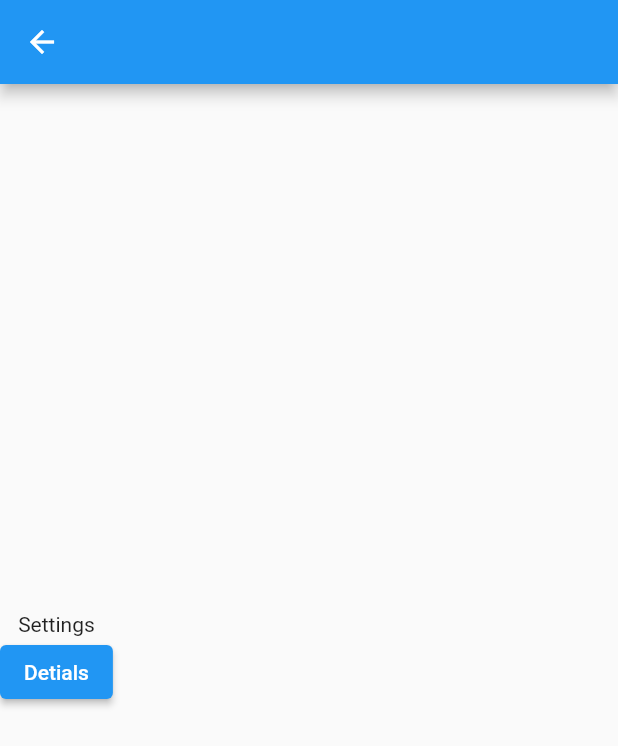
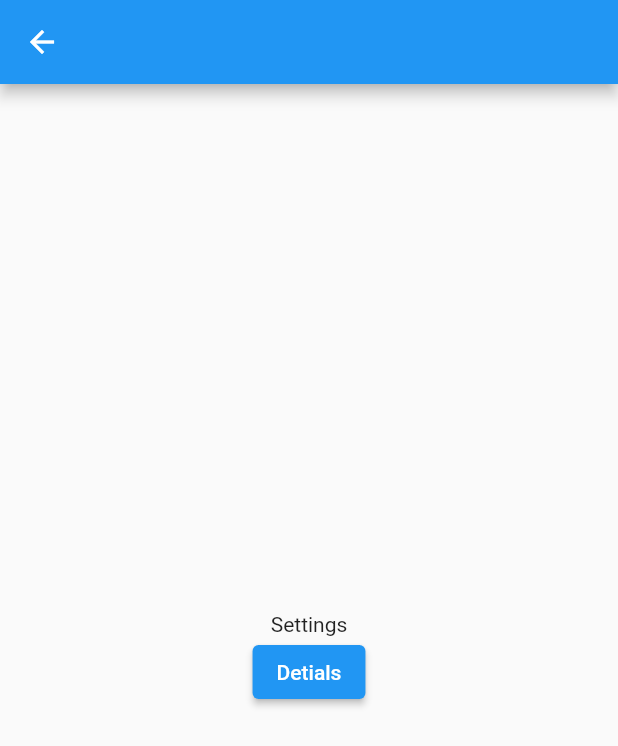
Before and after one commit to kaushalkdev/flutter_navigator_2.0, a Flutter app: the screen it shows after launch, after a tap on "Navigate", on a phone screen of 412 x 824 dp. Shown: the top 746 px of the screen. Run offline on Flutter 3.47's test engine with Material 2 defaults, Android fonts, the phone set to English and light mode, and no system bars.

Commit message:
modified code with app delegatge

```diff
--- a/lib/main.dart
+++ b/lib/main.dart
@@ -1,5 +1,11 @@
+import 'package:test_navigation/src/core/routes/router_delegate.dart';
+
 import 'src/exports.dart';
 
 void main() {
-  runApp(NavigatorApp());
+  final navigationKey = GlobalKey<NavigatorState>();
+  final appRouteDelegate = AppRouteDetegate(navigationKey);
+  runApp(
+    NavigatorApp(appRouteDelegate),
+  );
 }
--- a/lib/src/app.dart
+++ b/lib/src/app.dart
@@ -1,73 +1,24 @@
-import 'package:test_navigation/src/feature/detail/presentation/details.dart';
-import 'package:test_navigation/src/feature/settings/presentation/settings.dart';
+import 'package:test_navigation/src/core/routes/router_delegate.dart';
 
 import 'exports.dart';
 
-class NavigatorApp extends StatefulWidget {
-  // This widget is the root of your application.
-  @override
-  _NavigatorAppState createState() => _NavigatorAppState();
-}
+class NavigatorApp extends StatelessWidget {
+  final AppRouteDetegate _routeDelegate;
 
-class _NavigatorAppState extends State<NavigatorApp> {
-  String? page;
-
-  bool isSettingsPage = false;
-  bool isDetialScreen = false;
-
+  const NavigatorApp(
+    this._routeDelegate, {
+    Key? key,
+  }) : super(key: key);
   @override
   Widget build(BuildContext context) {
     return MaterialApp(
       title: 'Flutter Demo',
-      theme: ThemeData(
-        primarySwatch: Colors.blue,
-      ),
-      home: Navigator(
-        pages: [
-          MaterialPage(
-            key: ValueKey('HomePage'),
-            child: HomePage(
-              onTap: _handleOnTap,
-            ),
-          ),
-          if (isSettingsPage)
-            MaterialPage(
-              key: ValueKey('SettingsPage'),
-              child: SettingsPage(
-                onTap: _handleOnTap,
-              ),
-            ),
-          if (isDetialScreen)
-            MaterialPage(
-              key: ValueKey('Details'),
-              child: DetailsPage(),
-            ),
-        ],
-        onPopPage: (route, result) {
-          print(page);
-          if (!route.didPop(result)) return false;
-          if (page == 'Settings') {
-            isSettingsPage = false;
-          } else if (page == 'Details') {
-            isDetialScreen = false;
-            page = 'Settings';
-          }
-
-          setState(() {});
-          return true;
-        },
+      theme: ThemeData(primarySwatch: Colors.blue),
+      debugShowCheckedModeBanner: false,
+      home: Router(
+        routerDelegate: _routeDelegate,
+        backButtonDispatcher: RootBackButtonDispatcher(),
       ),
     );
   }
-
-  void _handleOnTap(String? value) {
-    if (value == 'Settings') {
-      isSettingsPage = true;
-    } else if (value == 'Details') {
-      isDetialScreen = true;
-    }
-
-    page = value;
-    setState(() {});
-  }
 }
--- /dev/null
+++ b/lib/src/core/routes/router_delegate.dart
@@ -0,0 +1,61 @@
+import 'package:test_navigation/src/exports.dart';
+import 'package:test_navigation/src/feature/detail/presentation/details.dart';
+import 'package:test_navigation/src/feature/settings/presentation/settings.dart';
+
+class AppRouteDetegate extends RouterDelegate
+    with ChangeNotifier, PopNavigatorRouterDelegateMixin {
+  final GlobalKey<NavigatorState> _navigatorKey;
+  AppRouteDetegate(this._navigatorKey);
+  String? page;
+  bool? isDetailPage = false;
+  bool? isSettingsPage = false;
+  @override
+  Widget build(BuildContext context) {
+    return Navigator(
+      key: _navigatorKey,
+      pages: [
+        MaterialPage(child: HomePage(onTap: _handleRouting)),
+        if (isSettingsPage!)
+          MaterialPage(child: SettingsPage(onTap: _handleRouting)),
+        if (isDetailPage!) MaterialPage(child: DetailsPage()),
+      ],
+      onPopPage: (route, result) {
+        print(page);
+        if (!route.didPop(result)) return false;
+        if (page == 'Settings') {
+          isSettingsPage = false;
+        }
+        if (page == 'Details') {
+          isSettingsPage = true;
+          isDetailPage = false;
+          page = 'Settings';
+        }
+        notifyListeners();
+        return true;
+      },
+    );
+  }
+
+  @override
+  GlobalKey<NavigatorState>? get navigatorKey => _navigatorKey;
+
+  @override
+  Future<void> setNewRoutePath(configuration) async {
+    {
+      print("TODO");
+    }
+  }
+
+  void _handleRouting(String? value) {
+    if (value == 'Settings') {
+      page = value;
+      isSettingsPage = true;
+    }
+    if (value == 'Details') {
+      page = value;
+      isDetailPage = true;
+      isSettingsPage = false;
+    }
+    notifyListeners();
+  }
+}
--- a/lib/src/feature/settings/presentation/settings.dart
+++ b/lib/src/feature/settings/presentation/settings.dart
@@ -16,9 +16,9 @@ class _SettingsPageState extends State<SettingsPage> {
   Widget build(BuildContext context) {
     return Scaffold(
       appBar: AppBar(),
-      body: Column(
+      body: Center(
+        child: Column(
           mainAxisAlignment: MainAxisAlignment.center,
-        crossAxisAlignment: CrossAxisAlignment.center,
           children: [
             Container(
               child: Text("Settings"),
@@ -29,6 +29,7 @@ class _SettingsPageState extends State<SettingsPage> {
             )
           ],
         ),
+      ),
     );
   }
 }
```
Also changed, not shown: lib/src/feature/detail/presentation/details.dart (+10 -7 lines), 1 other file. Lines whose indentation alone changed are shown as unchanged.
